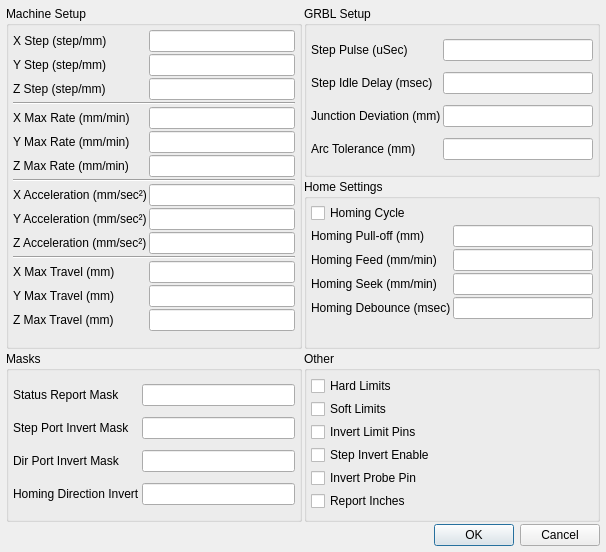
OstapFerensovych/qGRBL, file SettingsWindow.ui: the form before one commit.
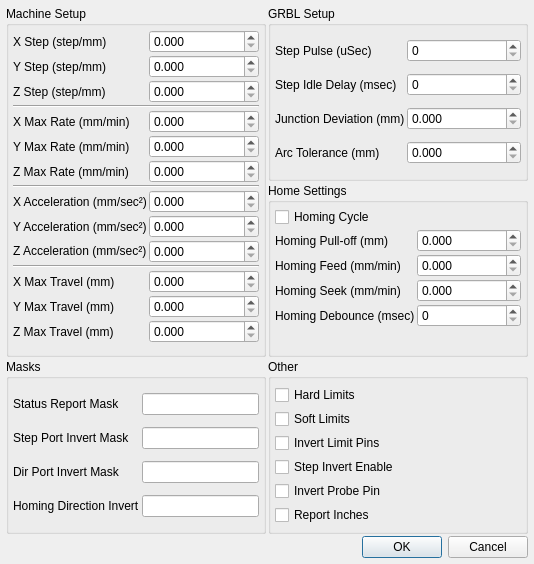
The form after the commit.

Commit message: Preliminary implementation of GRBL settings window functionality

```diff
--- a/SettingsWindow.ui
+++ b/SettingsWindow.ui
@@ -6,8 +6,8 @@
    <rect>
     <x>0</x>
     <y>0</y>
-    <width>606</width>
-    <height>552</height>
+    <width>534</width>
+    <height>564</height>
    </rect>
   </property>
   <property name="windowTitle">
@@ -16,7 +16,7 @@
   <property name="toolTip">
    <string/>
   </property>
-  <layout class="QGridLayout" name="gridLayout_2">
+  <layout class="QGridLayout" name="gridLayout_2" columnstretch="1,1">
    <property name="leftMargin">
     <number>6</number>
    </property>
@@ -37,7 +37,7 @@
      <property name="title">
       <string>GRBL Setup</string>
      </property>
-     <layout class="QGridLayout" name="gridLayout_3" columnminimumwidth="0,50">
+     <layout class="QGridLayout" name="gridLayout_3" columnstretch="0,1" columnminimumwidth="0,50">
       <property name="leftMargin">
        <number>4</number>
       </property>
@@ -60,13 +60,6 @@
         </property>
        </widget>
       </item>
-      <item row="0" column="1">
-       <widget class="QLineEdit" name="lineEdit_7">
-        <property name="maxLength">
-         <number>8</number>
-        </property>
-       </widget>
-      </item>
       <item row="1" column="0">
        <widget class="QLabel" name="label_2">
         <property name="text">
@@ -74,13 +67,6 @@
         </property>
        </widget>
       </item>
-      <item row="1" column="1">
-       <widget class="QLineEdit" name="lineEdit_6">
-        <property name="maxLength">
-         <number>8</number>
-        </property>
-       </widget>
-      </item>
       <item row="2" column="0">
        <widget class="QLabel" name="label_3">
         <property name="text">
@@ -88,13 +74,6 @@
         </property>
        </widget>
       </item>
-      <item row="4" column="1">
-       <widget class="QLineEdit" name="lineEdit_5">
-        <property name="maxLength">
-         <number>8</number>
-        </property>
-       </widget>
-      </item>
       <item row="4" column="0">
        <widget class="QLabel" name="label_4">
         <property name="text">
@@ -102,10 +81,55 @@
         </property>
        </widget>
       </item>
+      <item row="0" column="1">
+       <widget class="QDoubleSpinBox" name="doubleSpinBox_13">
+        <property name="statusTip">
+         <string>$0,int</string>
+        </property>
+        <property name="decimals">
+         <number>0</number>
+        </property>
+        <property name="maximum">
+         <double>9999.000000000000000</double>
+        </property>
+       </widget>
+      </item>
+      <item row="1" column="1">
+       <widget class="QDoubleSpinBox" name="doubleSpinBox_14">
+        <property name="statusTip">
+         <string>$1,int</string>
+        </property>
+        <property name="decimals">
+         <number>0</number>
+        </property>
+        <property name="maximum">
+         <double>9999.000000000000000</double>
+        </property>
+       </widget>
+      </item>
       <item row="2" column="1">
-       <widget class="QLineEdit" name="lineEdit_4">
-        <property name="maxLength">
-         <number>8</number>
+       <widget class="QDoubleSpinBox" name="doubleSpinBox_15">
+        <property name="statusTip">
+         <string>$11,float</string>
+        </property>
+        <property name="decimals">
+         <number>3</number>
+        </property>
+        <property name="maximum">
+         <double>9999.998999999999796</double>
+        </property>
+       </widget>
+      </item>
+      <item row="4" column="1">
+       <widget class="QDoubleSpinBox" name="doubleSpinBox_16">
+        <property name="statusTip">
+         <string>$12,float</string>
+        </property>
+        <property name="decimals">
+         <number>3</number>
+        </property>
+        <property name="maximum">
+         <double>9999.998999999999796</double>
         </property>
        </widget>
       </item>
@@ -117,7 +141,7 @@
      <property name="title">
       <string>Machine Setup</string>
      </property>
-     <layout class="QGridLayout" name="gridLayout" columnminimumwidth="0,50">
+     <layout class="QGridLayout" name="gridLayout" columnstretch="0,1" columnminimumwidth="0,50">
       <property name="leftMargin">
        <number>4</number>
       </property>
@@ -140,13 +164,6 @@
         </property>
        </widget>
       </item>
-      <item row="0" column="1">
-       <widget class="QLineEdit" name="lineEdit_9">
-        <property name="maxLength">
-         <number>8</number>
-        </property>
-       </widget>
-      </item>
       <item row="1" column="0">
        <widget class="QLabel" name="label_10">
         <property name="text">
@@ -154,13 +171,6 @@
         </property>
        </widget>
       </item>
-      <item row="1" column="1">
-       <widget class="QLineEdit" name="lineEdit_10">
-        <property name="maxLength">
-         <number>8</number>
-        </property>
-       </widget>
-      </item>
       <item row="2" column="0">
        <widget class="QLabel" name="label_11">
         <property name="text">
@@ -168,13 +178,6 @@
         </property>
        </widget>
       </item>
-      <item row="2" column="1">
-       <widget class="QLineEdit" name="lineEdit_11">
-        <property name="maxLength">
-         <number>8</number>
-        </property>
-       </widget>
-      </item>
       <item row="3" column="0" colspan="2">
        <widget class="Line" name="line_3">
         <property name="orientation">
@@ -189,13 +192,6 @@
         </property>
        </widget>
       </item>
-      <item row="4" column="1">
-       <widget class="QLineEdit" name="lineEdit_12">
-        <property name="maxLength">
-         <number>8</number>
-        </property>
-       </widget>
-      </item>
       <item row="5" column="0">
        <widget class="QLabel" name="label_14">
         <property name="text">
@@ -203,13 +199,6 @@
         </property>
        </widget>
       </item>
-      <item row="5" column="1">
-       <widget class="QLineEdit" name="lineEdit_13">
-        <property name="maxLength">
-         <number>8</number>
-        </property>
-       </widget>
-      </item>
       <item row="6" column="0">
        <widget class="QLabel" name="label_15">
         <property name="text">
@@ -217,13 +206,6 @@
         </property>
        </widget>
       </item>
-      <item row="6" column="1">
-       <widget class="QLineEdit" name="lineEdit_14">
-        <property name="maxLength">
-         <number>8</number>
-        </property>
-       </widget>
-      </item>
       <item row="7" column="0" colspan="2">
        <widget class="Line" name="line_2">
         <property name="orientation">
@@ -238,16 +220,6 @@
         </property>
        </widget>
       </item>
-      <item row="9" column="1">
-       <widget class="QLineEdit" name="lineEdit_16">
-        <property name="text">
-         <string/>
-        </property>
-        <property name="maxLength">
-         <number>8</number>
-        </property>
-       </widget>
-      </item>
       <item row="10" column="0">
        <widget class="QLabel" name="label_17">
         <property name="text">
@@ -255,13 +227,6 @@
         </property>
        </widget>
       </item>
-      <item row="10" column="1">
-       <widget class="QLineEdit" name="lineEdit_17">
-        <property name="maxLength">
-         <number>8</number>
-        </property>
-       </widget>
-      </item>
       <item row="17" column="0">
        <widget class="QLabel" name="label_20">
         <property name="text">
@@ -269,20 +234,6 @@
         </property>
        </widget>
       </item>
-      <item row="16" column="1">
-       <widget class="QLineEdit" name="lineEdit_20">
-        <property name="maxLength">
-         <number>8</number>
-        </property>
-       </widget>
-      </item>
-      <item row="17" column="1">
-       <widget class="QLineEdit" name="lineEdit_15">
-        <property name="maxLength">
-         <number>8</number>
-        </property>
-       </widget>
-      </item>
       <item row="16" column="0">
        <widget class="QLabel" name="label_18">
         <property name="text">
@@ -304,13 +255,6 @@
         </property>
        </widget>
       </item>
-      <item row="11" column="1">
-       <widget class="QLineEdit" name="lineEdit_19">
-        <property name="maxLength">
-         <number>8</number>
-        </property>
-       </widget>
-      </item>
       <item row="11" column="0">
        <widget class="QLabel" name="label_21">
         <property name="text">
@@ -318,10 +262,231 @@
         </property>
        </widget>
       </item>
+      <item row="0" column="1">
+       <widget class="QDoubleSpinBox" name="doubleSpinBox">
+        <property name="statusTip">
+         <string>$100,float</string>
+        </property>
+        <property name="prefix">
+         <string/>
+        </property>
+        <property name="decimals">
+         <number>3</number>
+        </property>
+        <property name="maximum">
+         <double>9999.998999999999796</double>
+        </property>
+        <property name="singleStep">
+         <double>100.000000000000000</double>
+        </property>
+       </widget>
+      </item>
+      <item row="1" column="1">
+       <widget class="QDoubleSpinBox" name="doubleSpinBox_2">
+        <property name="statusTip">
+         <string>$101,float</string>
+        </property>
+        <property name="prefix">
+         <string/>
+        </property>
+        <property name="decimals">
+         <number>3</number>
+        </property>
+        <property name="maximum">
+         <double>9999.998999999999796</double>
+        </property>
+        <property name="singleStep">
+         <double>100.000000000000000</double>
+        </property>
+       </widget>
+      </item>
+      <item row="2" column="1">
+       <widget class="QDoubleSpinBox" name="doubleSpinBox_3">
+        <property name="statusTip">
+         <string>$102,float</string>
+        </property>
+        <property name="prefix">
+         <string/>
+        </property>
+        <property name="decimals">
+         <number>3</number>
+        </property>
+        <property name="maximum">
+         <double>9999.998999999999796</double>
+        </property>
+        <property name="singleStep">
+         <double>100.000000000000000</double>
+        </property>
+       </widget>
+      </item>
+      <item row="4" column="1">
+       <widget class="QDoubleSpinBox" name="doubleSpinBox_4">
+        <property name="statusTip">
+         <string>$110,float</string>
+        </property>
+        <property name="prefix">
+         <string/>
+        </property>
+        <property name="decimals">
+         <number>3</number>
+        </property>
+        <property name="maximum">
+         <double>9999.998999999999796</double>
+        </property>
+        <property name="singleStep">
+         <double>100.000000000000000</double>
+        </property>
+       </widget>
+      </item>
+      <item row="5" column="1">
+       <widget class="QDoubleSpinBox" name="doubleSpinBox_5">
+        <property name="statusTip">
+         <string>$111,float</string>
+        </property>
+        <property name="prefix">
+         <string/>
+        </property>
+        <property name="decimals">
+         <number>3</number>
+        </property>
+        <property name="maximum">
+         <double>9999.998999999999796</double>
+        </property>
+        <property name="singleStep">
+         <double>100.000000000000000</double>
+        </property>
+       </widget>
+      </item>
+      <item row="6" column="1">
+       <widget class="QDoubleSpinBox" name="doubleSpinBox_6">
+        <property name="statusTip">
+         <string>$112,float</string>
+        </property>
+        <property name="prefix">
+         <string/>
+        </property>
+        <property name="decimals">
+         <number>3</number>
+        </property>
+        <property name="maximum">
+         <double>9999.998999999999796</double>
+        </property>
+        <property name="singleStep">
+         <double>100.000000000000000</double>
+        </property>
+       </widget>
+      </item>
+      <item row="9" column="1">
+       <widget class="QDoubleSpinBox" name="doubleSpinBox_7">
+        <property name="statusTip">
+         <string>$120,float</string>
+        </property>
+        <property name="prefix">
+         <string/>
+        </property>
+        <property name="decimals">
+         <number>3</number>
+        </property>
+        <property name="maximum">
+         <double>9999.998999999999796</double>
+        </property>
+        <property name="singleStep">
+         <double>100.000000000000000</double>
+        </property>
+       </widget>
+      </item>
+      <item row="10" column="1">
+       <widget class="QDoubleSpinBox" name="doubleSpinBox_8">
+        <property name="statusTip">
+         <string>$121,float</string>
+        </property>
+        <property name="prefix">
+         <string/>
+        </property>
+        <property name="decimals">
+         <number>3</number>
+        </property>
+        <property name="maximum">
+         <double>9999.998999999999796</double>
+        </property>
+        <property name="singleStep">
+         <double>100.000000000000000</double>
+        </property>
+       </widget>
+      </item>
+      <item row="11" column="1">
+       <widget class="QDoubleSpinBox" name="doubleSpinBox_9">
+        <property name="statusTip">
+         <string>$122,float</string>
+        </property>
+        <property name="prefix">
+         <string/>
+        </property>
+        <property name="decimals">
+         <number>3</number>
+        </property>
+        <property name="maximum">
+         <double>9999.998999999999796</double>
+        </property>
+        <property name="singleStep">
+         <double>100.000000000000000</double>
+        </property>
+       </widget>
+      </item>
       <item row="13" column="1">
-       <widget class="QLineEdit" name="lineEdit_18">
-        <property name="maxLength">
-         <number>8</number>
+       <widget class="QDoubleSpinBox" name="doubleSpinBox_10">
+        <property name="statusTip">
+         <string>$130,float</string>
+        </property>
+        <property name="prefix">
+         <string/>
+        </property>
+        <property name="decimals">
+         <number>3</number>
+        </property>
+        <property name="maximum">
+         <double>9999.998999999999796</double>
+        </property>
+        <property name="singleStep">
+         <double>100.000000000000000</double>
+        </property>
+       </widget>
+      </item>
+      <item row="16" column="1">
+       <widget class="QDoubleSpinBox" name="doubleSpinBox_11">
+        <property name="statusTip">
+         <string>$131,float</string>
+        </property>
+        <property name="prefix">
+         <string/>
+        </property>
+        <property name="decimals">
+         <number>3</number>
+        </property>
+        <property name="maximum">
+         <double>9999.998999999999796</double>
+        </property>
+        <property name="singleStep">
+         <double>100.000000000000000</double>
+        </property>
+       </widget>
+      </item>
+      <item row="17" column="1">
+       <widget class="QDoubleSpinBox" name="doubleSpinBox_12">
+        <property name="statusTip">
+         <string>$132,float</string>
+        </property>
+        <property name="prefix">
+         <string/>
+        </property>
+        <property name="decimals">
+         <number>3</number>
+        </property>
+        <property name="maximum">
+         <double>9999.998999999999796</double>
+        </property>
+        <property name="singleStep">
+         <double>100.000000000000000</double>
         </property>
        </widget>
       </item>
@@ -366,13 +531,6 @@
         </property>
        </widget>
       </item>
-      <item row="1" column="1">
-       <widget class="QLineEdit" name="lineEdit_8">
-        <property name="maxLength">
-         <number>8</number>
-        </property>
-       </widget>
-      </item>
       <item row="2" column="0">
        <widget class="QLabel" name="label_5">
         <property name="text">
@@ -380,13 +538,6 @@
         </property>
        </widget>
       </item>
-      <item row="2" column="1">
-       <widget class="QLineEdit" name="lineEdit_3">
-        <property name="maxLength">
-         <number>8</number>
-        </property>
-       </widget>
-      </item>
       <item row="3" column="0">
        <widget class="QLabel" name="label_6">
         <property name="text">
@@ -394,13 +545,6 @@
         </property>
        </widget>
       </item>
-      <item row="3" column="1">
-       <widget class="QLineEdit" name="lineEdit_2">
-        <property name="maxLength">
-         <number>8</number>
-        </property>
-       </widget>
-      </item>
       <item row="4" column="0">
        <widget class="QLabel" name="label_7">
         <property name="text">
@@ -408,10 +552,55 @@
         </property>
        </widget>
       </item>
+      <item row="1" column="1">
+       <widget class="QDoubleSpinBox" name="doubleSpinBox_17">
+        <property name="statusTip">
+         <string>$27,float</string>
+        </property>
+        <property name="decimals">
+         <number>3</number>
+        </property>
+        <property name="maximum">
+         <double>9999.998999999999796</double>
+        </property>
+       </widget>
+      </item>
+      <item row="2" column="1">
+       <widget class="QDoubleSpinBox" name="doubleSpinBox_18">
+        <property name="statusTip">
+         <string>$24,float</string>
+        </property>
+        <property name="decimals">
+         <number>3</number>
+        </property>
+        <property name="maximum">
+         <double>9999.998999999999796</double>
+        </property>
+       </widget>
+      </item>
+      <item row="3" column="1">
+       <widget class="QDoubleSpinBox" name="doubleSpinBox_19">
+        <property name="statusTip">
+         <string>$25,float</string>
+        </property>
+        <property name="decimals">
+         <number>3</number>
+        </property>
+        <property name="maximum">
+         <double>9999.998999999999796</double>
+        </property>
+       </widget>
+      </item>
       <item row="4" column="1">
-       <widget class="QLineEdit" name="lineEdit">
-        <property name="maxLength">
-         <number>8</number>
+       <widget class="QDoubleSpinBox" name="doubleSpinBox_20">
+        <property name="statusTip">
+         <string>$26,int</string>
+        </property>
+        <property name="decimals">
+         <number>0</number>
+        </property>
+        <property name="maximum">
+         <double>10000.000000000000000</double>
         </property>
        </widget>
       </item>
@@ -423,7 +612,7 @@
      <property name="title">
       <string>Masks</string>
      </property>
-     <layout class="QGridLayout" name="gridLayout_4" columnminimumwidth="0,50">
+     <layout class="QGridLayout" name="gridLayout_4" columnstretch="0,0" columnminimumwidth="0,50">
       <property name="leftMargin">
        <number>4</number>
       </property>
@@ -503,7 +692,7 @@
      <property name="title">
       <string>Other</string>
      </property>
-     <layout class="QGridLayout" name="gridLayout_5">
+     <layout class="QGridLayout" name="gridLayout_5" columnstretch="0">
       <property name="leftMargin">
        <number>4</number>
       </property>
```
Left out of the diff: 33 changed lines with no effect on the pictures. The commit also changes 5 other files.
